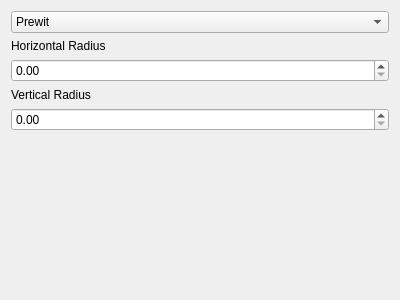
This is plugins/filters/edgedetection/wdg_edge_detection.ui in KDE/krita as Qt 5 draws it before an edit. The edited form follows.
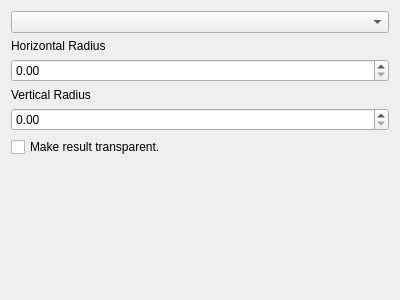
This is the edited form.

Commit message:
Add a transparency checkbox for the alpha.
This makes this filter very useful for having dynamic lines that can be multiplied
over the original for fringe and watercolory (or general sorta sharp) effects.

```diff
--- a/plugins/filters/edgedetection/wdg_edge_detection.ui
+++ b/plugins/filters/edgedetection/wdg_edge_detection.ui
@@ -17,23 +17,8 @@
    <item>
     <widget class="QComboBox" name="cmbType">
      <property name="currentText">
-      <string>Prewit</string>
+      <string/>
      </property>
-     <item>
-      <property name="text">
-       <string>Prewit</string>
-      </property>
-     </item>
-     <item>
-      <property name="text">
-       <string>Sobel</string>
-      </property>
-     </item>
-     <item>
-      <property name="text">
-       <string>Simple</string>
-      </property>
-     </item>
     </widget>
    </item>
    <item>
@@ -56,6 +41,13 @@
    <item>
     <widget class="QDoubleSpinBox" name="spnVerticalRadius"/>
    </item>
+   <item>
+    <widget class="QCheckBox" name="chkTransparent">
+     <property name="text">
+      <string>Make result transparent.</string>
+     </property>
+    </widget>
+   </item>
    <item>
     <spacer name="verticalSpacer">
      <property name="orientation">
```
The commit also changes 5 other files.
